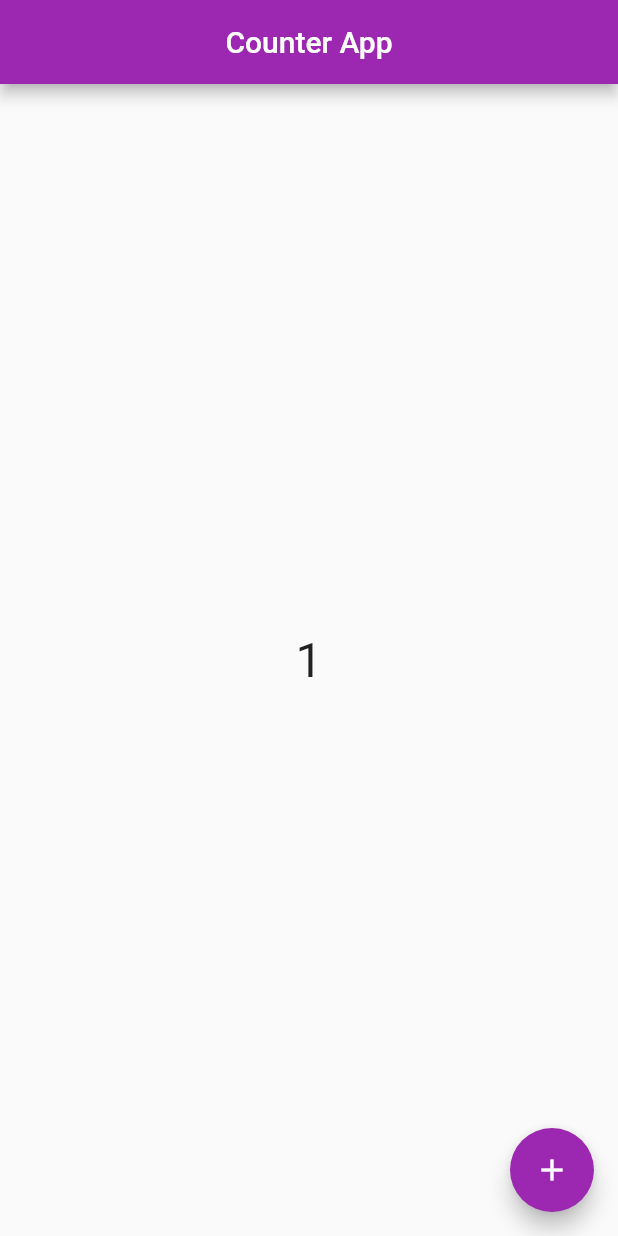
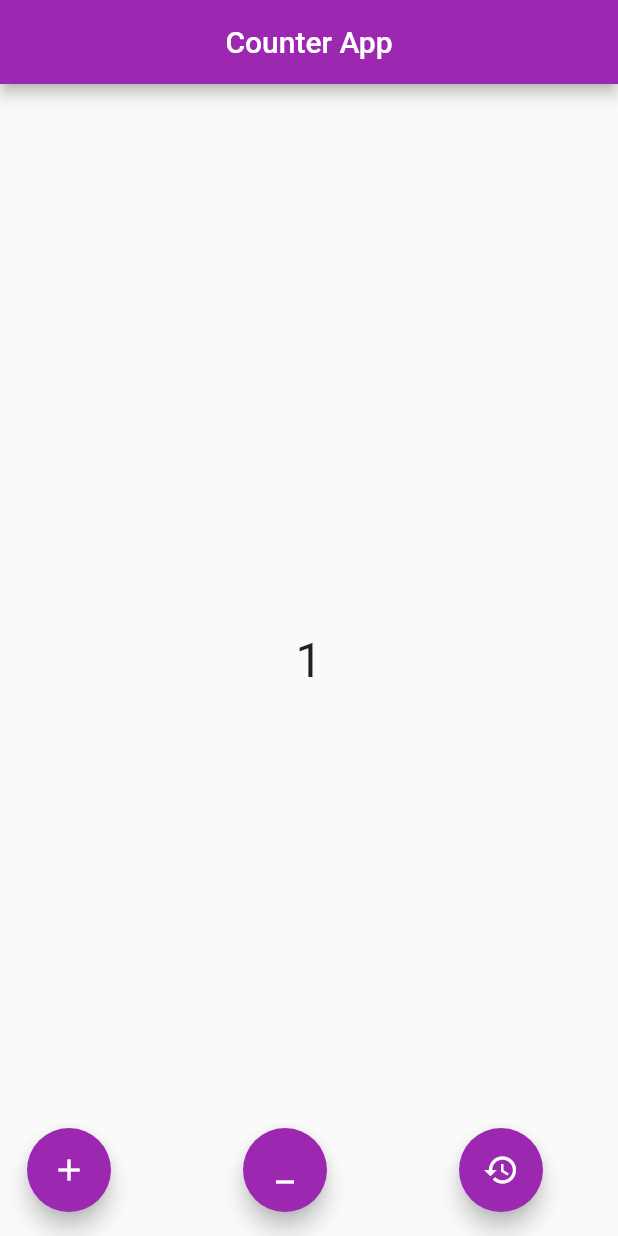
Before and after one commit to SharjeelMoqrabKhan/state-management-flutter, a Flutter app: the screen it shows after launch, after a tap on the "add" icon, on a phone screen of 412 x 824 dp. Run offline on Flutter 3.47's test engine with Material 2 defaults, Android fonts, the phone set to English and light mode, and no system bars.

```diff
--- a/lib/counter_bloc/counter_bloc.dart
+++ b/lib/counter_bloc/counter_bloc.dart
@@ -1,7 +1,35 @@
 import 'dart:async';
+
+enum CounterEvent {
+  increment,
+  decrement,
+  reset,
+}
 
 class Counter {
   StreamController<int> _counterStreamController = StreamController<int>();
-  StreamSink <int> get counterIncreament => _counterStreamController.sink;
-  Stream <int> get showCounterIncrement => _counterStreamController.stream;
+  StreamSink<int> get counterSink => _counterStreamController.sink;
+  Stream<int> get counterStream => _counterStreamController.stream;
+
+  StreamController<CounterEvent> _eventConrtoller =
+      StreamController<CounterEvent>();
+  StreamSink<CounterEvent> get eventSink => _eventConrtoller.sink;
+  Stream<CounterEvent> get eventStream => _eventConrtoller.stream;
+
+  int count = 0;
+
+  Counter() {
+    eventStream.listen((event) {
+      if (event == CounterEvent.increment) {
+        count++;
+      } else if (event == CounterEvent.decrement) {
+        if (count > 0) {
+          count--;
+        }
+      } else {
+        count = 0;
+      }
+      counterSink.add(count);
+    });
+  }
 }
--- a/lib/counter_home/counter_home.dart
+++ b/lib/counter_home/counter_home.dart
@@ -5,22 +5,43 @@ class CounterHome extends StatelessWidget {
   final counterBloc = Counter();
   @override
   Widget build(BuildContext context) {
-    int count = 0;
     return Scaffold(
       appBar: AppBar(
         title: Text("Counter App"),
         centerTitle: true,
       ),
-      floatingActionButton: FloatingActionButton(
-        onPressed: () {
-          count++;
-          counterBloc.counterIncreament.add(count);
-        },
-        child: Icon(Icons.add),
+      floatingActionButton: Row(
+        mainAxisAlignment: MainAxisAlignment.spaceEvenly,
+        children: [
+          FloatingActionButton(
+            onPressed: () {
+              counterBloc.eventSink.add(CounterEvent.increment);
+            },
+            child: Icon(Icons.add),
+          ),
+          SizedBox(
+            width: 20,
+          ),
+          FloatingActionButton(
+            onPressed: () {
+              counterBloc.eventSink.add(CounterEvent.decrement);
+            },
+            child: Icon(Icons.minimize_outlined),
+          ),
+          SizedBox(
+            width: 20,
+          ),
+          FloatingActionButton(
+            onPressed: () {
+              counterBloc.eventSink.add(CounterEvent.reset);
+            },
+            child: Icon(Icons.restore),
+          ),
+        ],
       ),
       body: Center(
         child: StreamBuilder<int>(
-            stream: counterBloc.showCounterIncrement,
+            stream: counterBloc.counterStream,
             builder: (context, snapshot) {
               if (snapshot.hasData) {
                 return Text(
```
